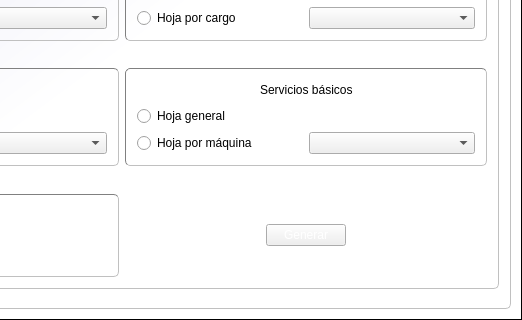
First picture: the form in cosmec/cosmec.ui, repository Exxu/cosmec-si, before the edit; both pictures show x 278 to 800 and y 280 to 600 of the 800 by 600 pixel window.
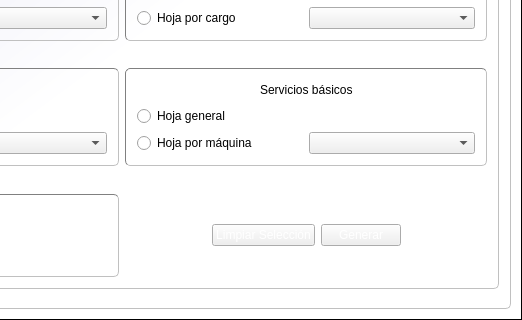
Second picture: the form after the edit. The open tabs and pages were chosen to show the change. Icons and pictures are not drawn.

Commit message: limpiar radio buttons

Diff of the .ui file:
```diff
--- a/cosmec/cosmec.ui
+++ b/cosmec/cosmec.ui
@@ -4091,7 +4091,7 @@
            </item>
            <item row="6" column="1">
             <layout class="QGridLayout" name="gridLayout">
-             <item row="0" column="1">
+             <item row="0" column="2">
               <spacer name="verticalSpacer_51">
                <property name="orientation">
                 <enum>Qt::Vertical</enum>
@@ -4104,7 +4104,7 @@
                </property>
               </spacer>
              </item>
-             <item row="1" column="1">
+             <item row="1" column="2">
               <widget class="QPushButton" name="pushButton_31">
                <property name="text">
                 <string>Generar</string>
@@ -4124,7 +4124,7 @@
                </property>
               </spacer>
              </item>
-             <item row="1" column="2">
+             <item row="1" column="3">
               <spacer name="horizontalSpacer_54">
                <property name="orientation">
                 <enum>Qt::Horizontal</enum>
@@ -4137,7 +4137,7 @@
                </property>
               </spacer>
              </item>
-             <item row="2" column="1">
+             <item row="2" column="2">
               <spacer name="verticalSpacer_82">
                <property name="orientation">
                 <enum>Qt::Vertical</enum>
@@ -4150,6 +4150,13 @@
                </property>
               </spacer>
              </item>
+             <item row="1" column="1">
+              <widget class="QPushButton" name="pushButton_xls">
+               <property name="text">
+                <string>Limpiar Selección</string>
+               </property>
+              </widget>
+             </item>
             </layout>
            </item>
            <item row="3" column="1">
```
Left out of the diff: 805 changed lines with no effect on the pictures. The commit also changes 3 other files.
